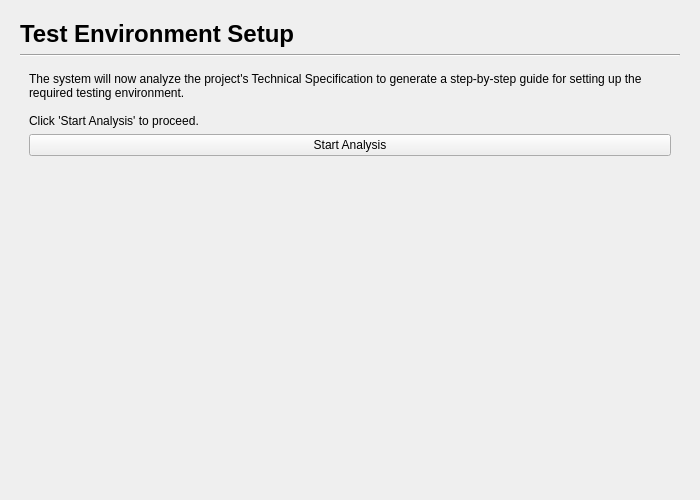
The window that gui/test_env_page.ui (mariolewis/asdf_factory) describes before a commit, drawn with Qt 5.
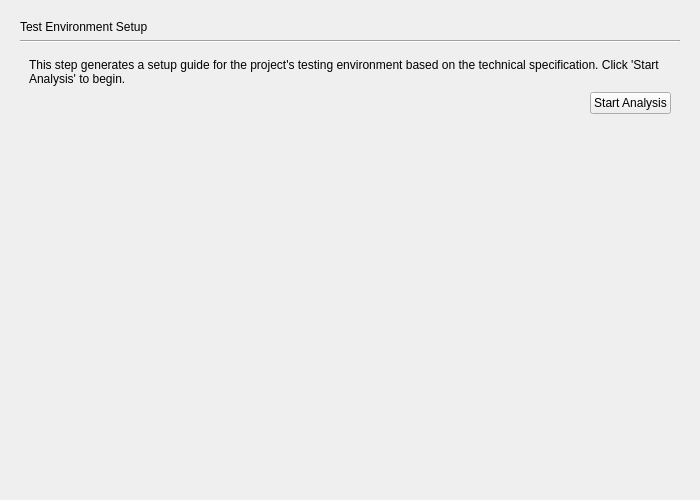
The same window after the commit.

What changed in the file:
```diff
--- a/gui/test_env_page.ui
+++ b/gui/test_env_page.ui
@@ -31,9 +31,6 @@
      <property name="text">
       <string>Test Environment Setup</string>
      </property>
-     <property name="styleSheet">
-      <string notr="true">font-size: 18pt; font-weight: bold;</string>
-     </property>
     </widget>
    </item>
    <item>
@@ -53,14 +50,27 @@
        <item>
         <widget class="QLabel" name="standbyLabel">
          <property name="text">
-          <string>The system will now analyze the project's Technical Specification to generate a step-by-step guide for setting up the required testing environment.
-
-Click 'Start Analysis' to proceed.</string>
+          <string>This step generates a setup guide for the project's testing environment based on the technical specification. Click 'Start Analysis' to begin.</string>
          </property>
          <property name="wordWrap">
           <bool>true</bool>
          </property>
         </widget>
+       </item>
+       <item>
+        <layout class="QHBoxLayout" name="horizontalLayout_2">
+         <item>
+          <spacer name="horizontalSpacer_2">
+           <property name="orientation">
+            <enum>Qt::Horizontal</enum>
+           </property>
+           <property name="sizeHint" stdset="0">
+            <size>
+             <width>40</width>
+             <height>20</height>
+            </size>
+           </property>
+          </spacer>
        </item>
        <item>
         <widget class="QPushButton" name="startButton">
@@ -69,6 +79,8 @@
          </property>
         </widget>
        </item>
+        </layout>
+       </item>
        <item>
         <spacer name="verticalSpacer">
          <property name="orientation">
```
Left out of the diff: 47 changed lines with no effect on the pictures. Lines whose indentation alone changed are shown as unchanged.
